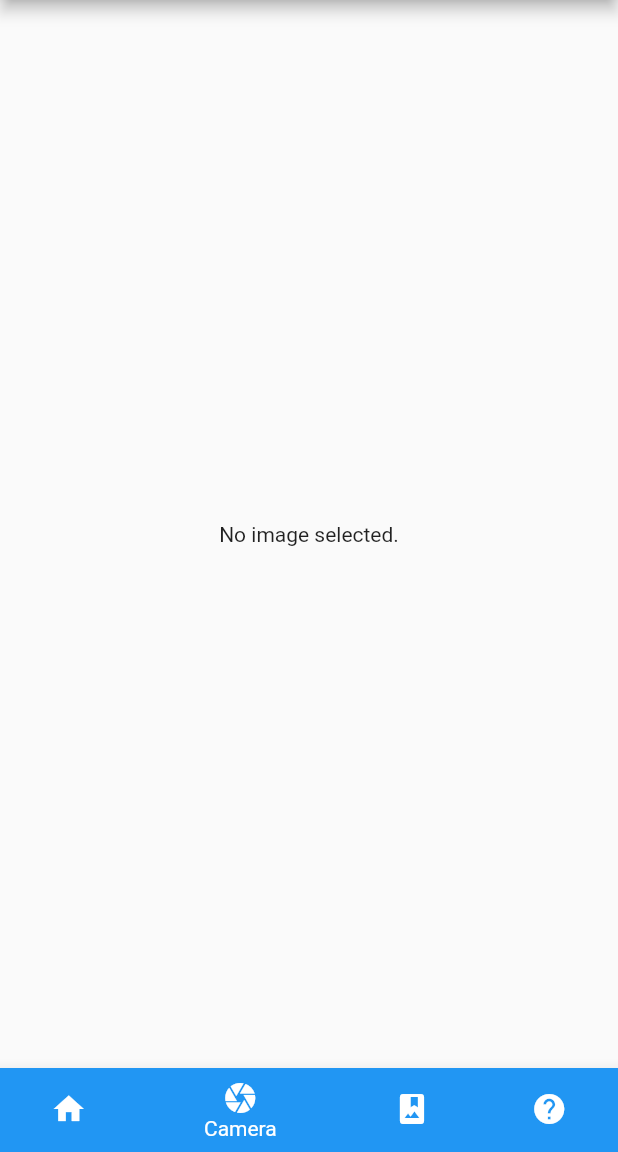
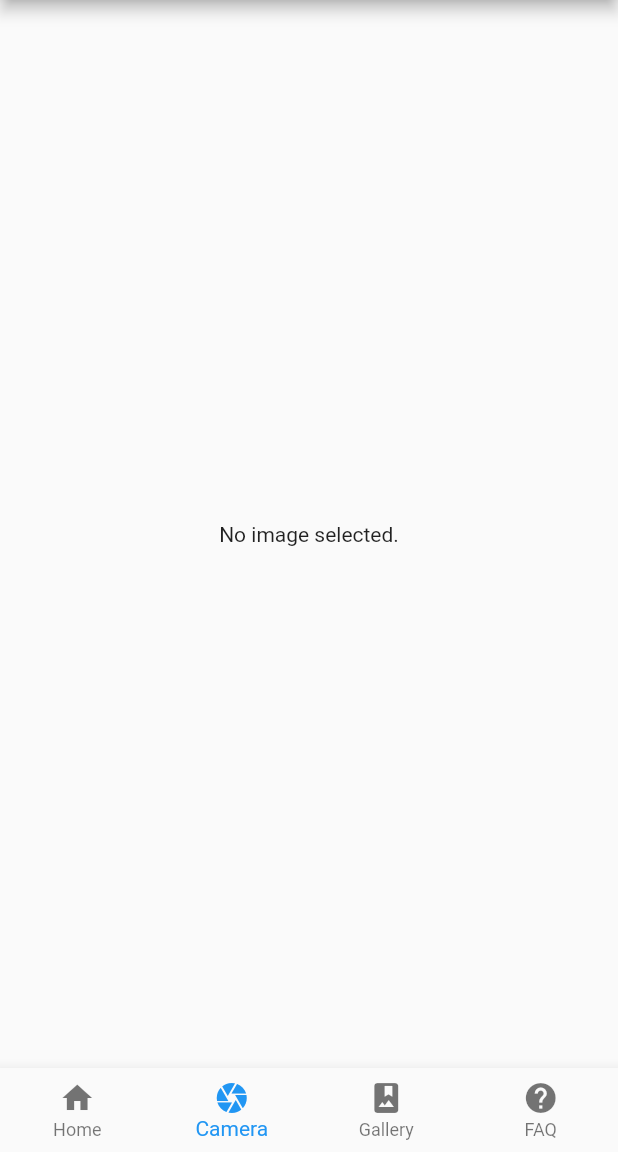
Before and after one commit to 15dani1/WoofCheck, a Flutter app: the screen it shows after launch, item 2 of the bottom bar chosen, on a phone screen of 412 x 824 dp, the part 84-1236 px from its top. Run offline on Flutter 3.47's test engine with Material 2 defaults, Android fonts, the phone set to English and light mode, and no system bars; our stand-ins replace image_cropper, image_picker, intro_slider; missing offline and left inert: sortedmap, tflite; project files that could hold a hidden picture were left out.

```diff
--- a/WoofCheck_APP/lib/help_page.dart
+++ b/WoofCheck_APP/lib/help_page.dart
@@ -23,7 +23,7 @@ class IntroScreenState extends State<MyFAQPage> {
     slides.add(
       new Slide(
         title: "CAMERA",
-        description: "Click 'Photo Gallery' to select an image from your gallery or 'Camera' to take a new image.",
+        description: "Click 'Gallery' to select an image from your gallery or 'Camera' to take a new image.",
         pathImage: "images/photo_eraser.png",
         backgroundColor: Color(0xfff5a623),
       ),
@@ -32,7 +32,7 @@ class IntroScreenState extends State<MyFAQPage> {
       new Slide(
         title: "ZOOM",
         description: "Use the zoom and rotate tools to edit your image. Ensure your dog is centered in the image.",
-        pathImage: "../images/cropping.jpg",
+        pathImage: "assets/cropping.jpg",
         backgroundColor: Color(0xff203152),
       ),
     );
--- a/WoofCheck_APP/lib/home_widget.dart
+++ b/WoofCheck_APP/lib/home_widget.dart
@@ -220,7 +220,8 @@ class _HomeState extends State<Home> {
      body: _children[_currIndex],
      bottomNavigationBar: BottomNavigationBar(
        onTap: onButtonClick,
-       currentIndex: _currIndex, // this will be set when a new tab is tapped
+       currentIndex: _currIndex,
+       type: BottomNavigationBarType.fixed, // this will be set when a new tab is tapped
        items: [
          new BottomNavigationBarItem(
            icon: new Icon(Icons.home),
```
Also changed, not shown: WoofCheck_APP/assets/cropping.jpg (renamed from WoofCheck_APP/images/cropping.jpg).
